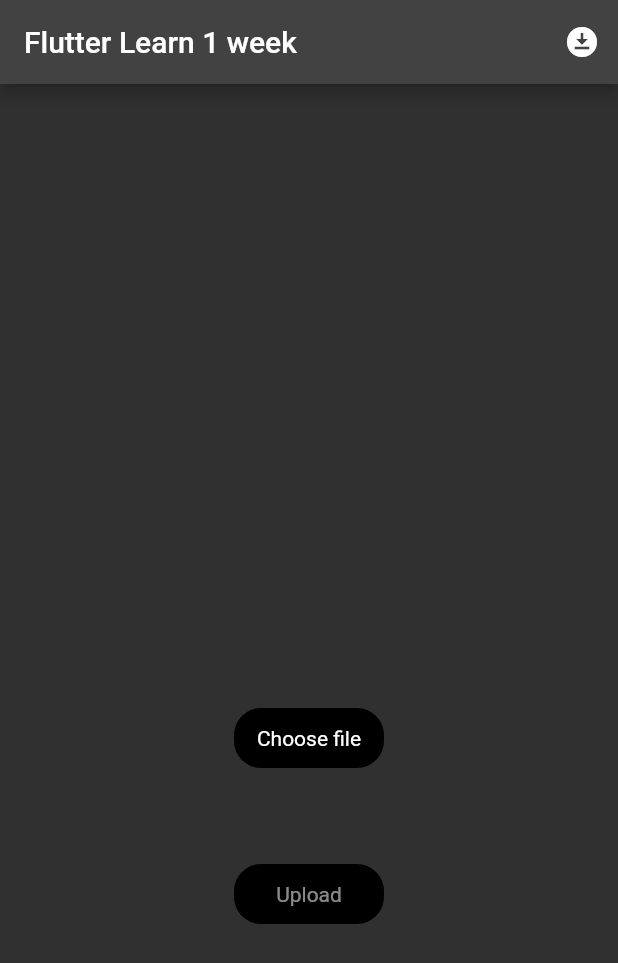
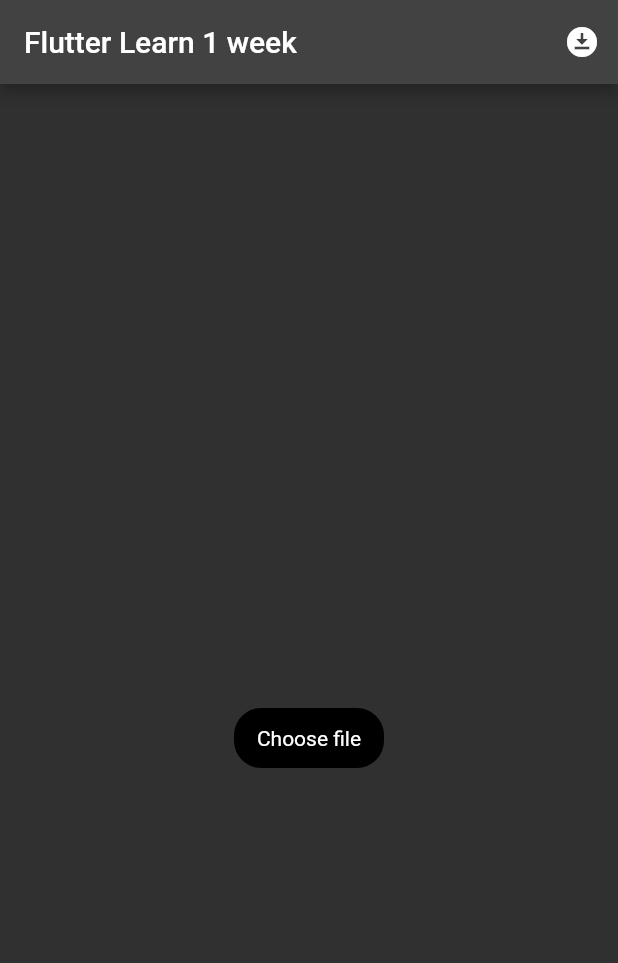
Before and after one commit to PhamVanHaoQuang/flutter_media, a Flutter app: the screen it shows after launch, on a phone screen of 412 x 824 dp. Shown: the top 963 px of the screen. Run offline on Flutter 3.47's test engine with Material 2 defaults, Android fonts, the phone set to English and light mode, and no system bars; our stand-ins replace bloc, chewie, dio, file_picker, firebase_core, firebase_storage and 3 more; missing offline and left inert: internet_file, pdfx; accounts and stored records are empty.

Commit message:
hide upload button

```diff
--- a/lib/presentation/file_picker_screen.dart
+++ b/lib/presentation/file_picker_screen.dart
@@ -64,7 +64,6 @@ class _FilePickerScreenState extends State<FilePickerScreen> {
       });
 
       final urlDownload = await snapshot.ref.getDownloadURL();
-
 
       setState(() {
         uploadTask = null;
@@ -182,7 +181,8 @@ class _FilePickerScreenState extends State<FilePickerScreen> {
         const SizedBox(
           height: 16,
         ),
-        InkWell(
+        (pickerFile != null)
+            ? InkWell(
                 onTap: () {
                   (pickerFile != null) ? uploadFile() : null;
                 },
@@ -200,11 +200,14 @@ class _FilePickerScreenState extends State<FilePickerScreen> {
                           : 'Uploaded',
                       textAlign: TextAlign.center,
                       style: TextStyle(
-                    color: (pickerFile != null) ? Colors.white : Colors.white54,
+                        color: (pickerFile != null)
+                            ? Colors.white
+                            : Colors.white54,
                       ),
                     ),
                   ),
-            )),
+                ))
+            : const SizedBox(height: 40),
         Padding(
           padding: const EdgeInsets.only(bottom: 0),
           child: buildProgress(),
```
Also changed, not shown: pubspec.lock, 1 other file. Lines whose indentation alone changed are shown as unchanged.
